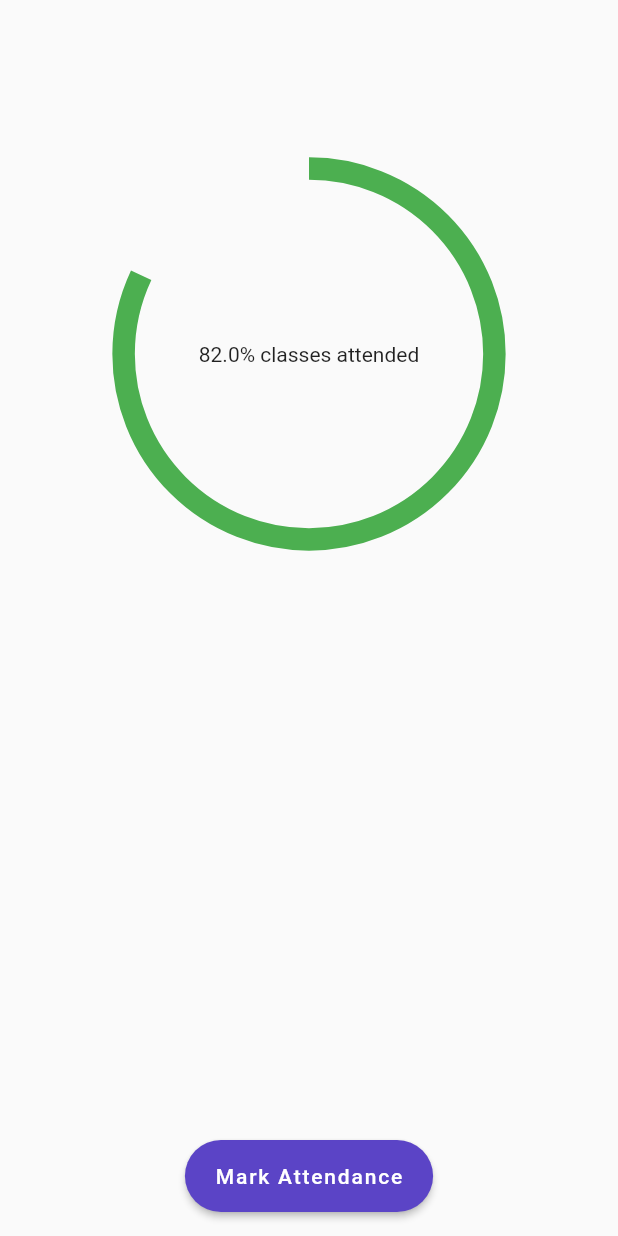
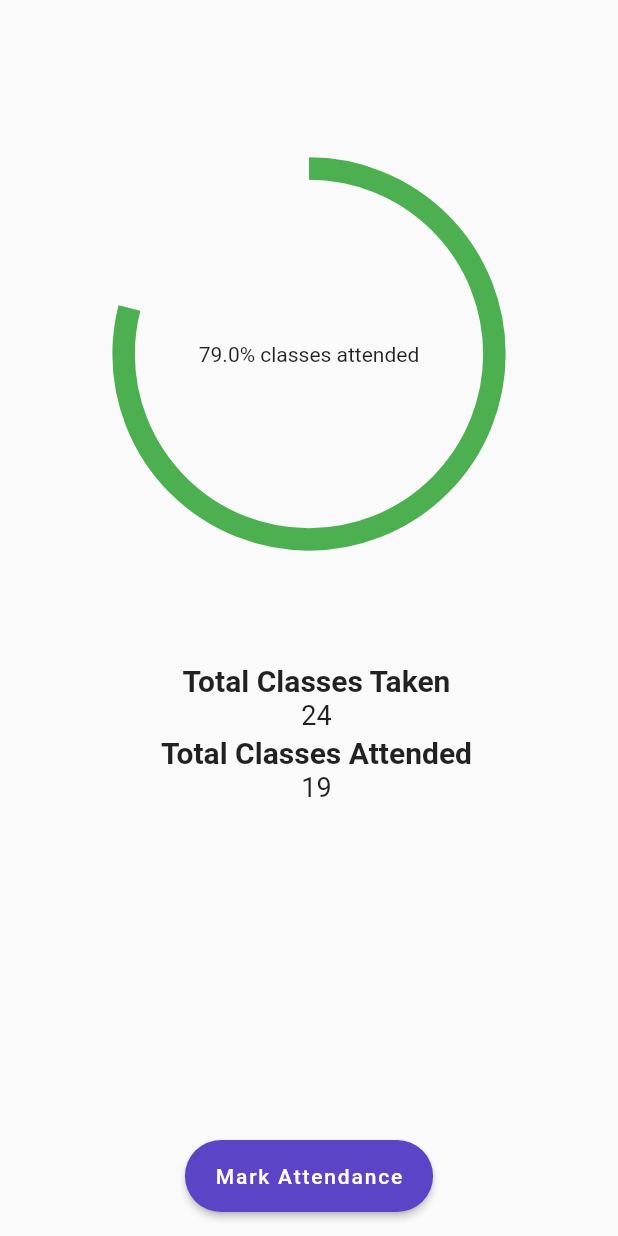
Before and after one commit to Org-Placeholder/Attendo, a Flutter app: the ShowCourseDetails screen opened directly, on a phone screen of 412 x 824 dp. Run offline on Flutter 3.47's test engine with Material 2 defaults, Android fonts, the phone set to English and light mode, and no system bars; our stand-ins replace cloud_firestore, firebase_auth, firebase_core; missing offline and left inert: bonsoir; accounts and stored records are empty.

Commit message:
added attended/Taken

```diff
--- a/lib/main.dart
+++ b/lib/main.dart
@@ -23,7 +23,7 @@ class MyApp extends StatelessWidget {
         visualDensity: VisualDensity.adaptivePlatformDensity,
       ),
       home: AuthScreen(),
-      // home: StudentCourseDetails(),
+      //  home: StudentCourseDetails(),
       //home: MarkAttendanceProfessor(),
       //home: NetScreen(),
       debugShowCheckedModeBanner: false,
--- a/lib/screens/student-course-details.dart
+++ b/lib/screens/student-course-details.dart
@@ -53,10 +53,12 @@ class _ShowCourseDetailsState extends State<ShowCourseDetails> {
   @override
   Widget build(BuildContext context) {
     //access details here
-    int num = 2;
-    int fac = pow(10, num);
-    var TotTaken = 45;
-    var TotAttended = 37;
+    int decimals = 2;
+    int fac = pow(10, decimals);
+    double d = 1.234567889;
+    d = (d * fac).round() / fac;
+    var TotTaken = 24;
+    var TotAttended = 19;
     double ratio_attended = (TotAttended/TotTaken * fac).round() / fac;
     var bar_color;
     if(ratio_attended > 0.5) {
@@ -95,6 +97,51 @@ class _ShowCourseDetailsState extends State<ShowCourseDetails> {
                 ],
               ),
             ),
+            Container(
+              height: 24,
+              child: Stack(
+                children: <Widget>[
+                  Padding(
+                    padding: const EdgeInsets.only(left: 10),
+                    child: Text("Total Classes Taken", style: TextStyle(fontSize: 20 , fontWeight: FontWeight.bold),),
+                  )
+                ],
+              ),
+            ),
+            Container(
+              height: 24,
+              child: Stack(
+                children: <Widget>[
+                  Padding(
+                    padding: const EdgeInsets.only(left: 10),
+                    child: Text("${TotTaken}" , style: TextStyle(fontSize: 18),),
+                  )
+                ],
+              ),
+            ),
+
+            Container(
+              height: 24,
+              child: Stack(
+                children: <Widget>[
+                  Padding(
+                    padding: const EdgeInsets.only(left: 10),
+                    child: Text("Total Classes Attended", style: TextStyle(fontSize: 20 , fontWeight: FontWeight.bold),),
+                  )
+                ],
+              ),
+            ),
+            Container(
+              height: 24,
+              child: Stack(
+                children: <Widget>[
+                  Padding(
+                    padding: const EdgeInsets.only(left: 10),
+                    child: Text("${TotAttended}" , style: TextStyle(fontSize: 18),),
+                  )
+                ],
+              ),
+            ),
           ],
         ),
       floatingActionButton: FloatingActionButton.extended(
```
